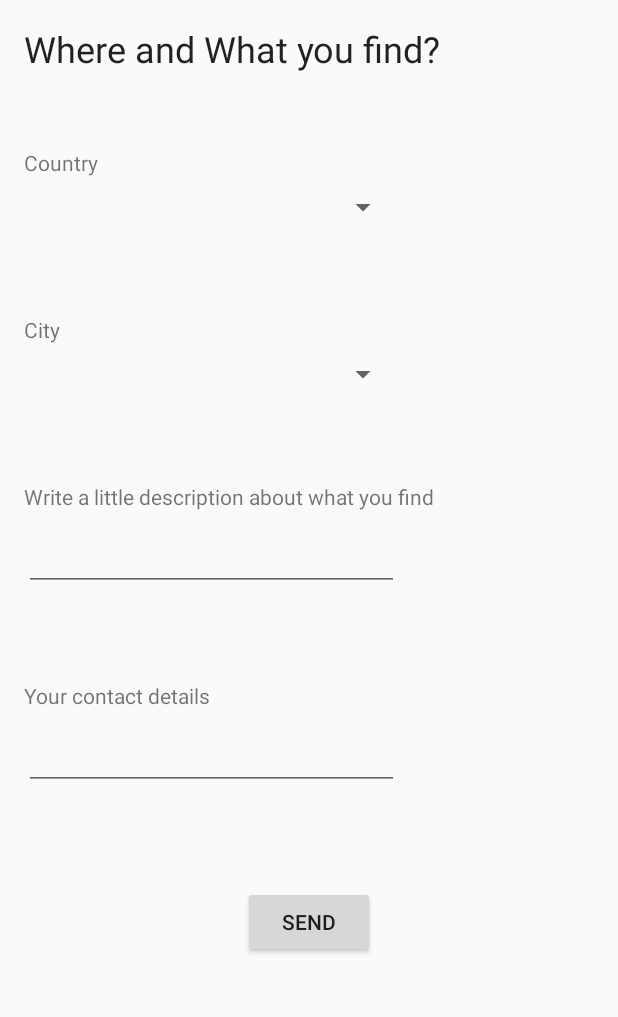
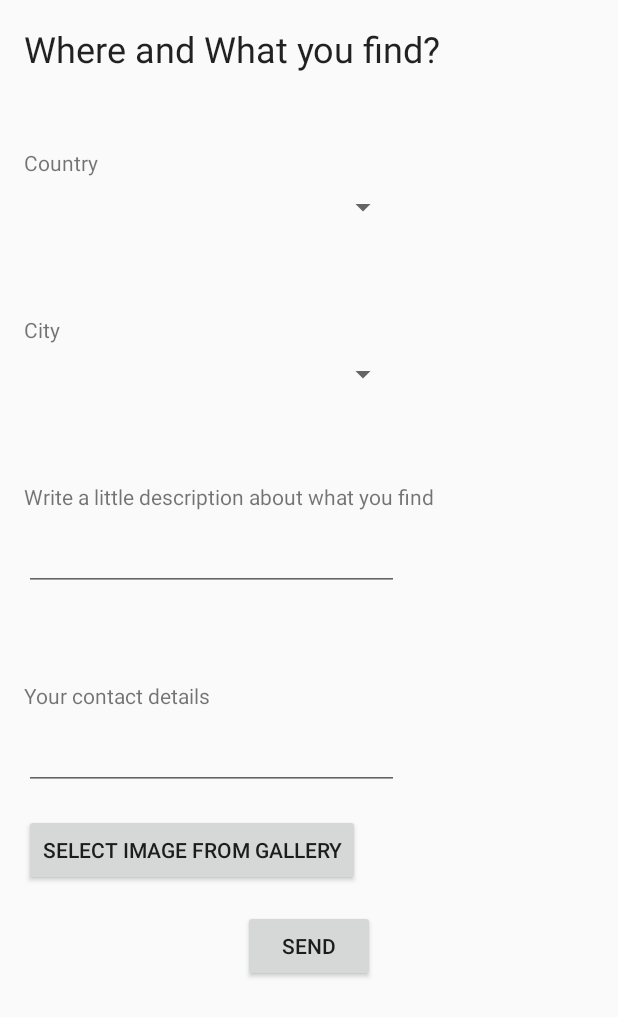
Before and after one commit to oli799/Findit, an Android app: the findActivity screen opened directly, with no data from a screen before it, after a tap on "SEND", on a phone screen of 412 x 824 dp. Shown: the top 1017 px of the screen. Run offline under Robolectric (Android 15) with nearby library versions, the phone set to English and light mode, and no system bars; our stand-ins replace Firebase (no records; nobody signed in at launch, a user with empty details on screens opened directly); 3 statements that could not run were skipped.

Commit message:
basic image upload

```diff
--- a/app/build.gradle
+++ b/app/build.gradle
@@ -28,6 +28,8 @@ dependencies {
     androidTestImplementation 'com.android.support.test.espresso:espresso-core:3.0.1'
     compile 'com.google.firebase:firebase-core:11.8.0'
     compile 'com.google.firebase:firebase-database:11.8.0'
+    compile 'com.google.firebase:firebase-storage:11.8.0'
+
     implementation 'com.github.mukeshsolanki:country-picker-android:1.2.0'
 }
 apply plugin: 'com.google.gms.google-services'
--- a/app/src/main/AndroidManifest.xml
+++ b/app/src/main/AndroidManifest.xml
@@ -4,6 +4,7 @@
 
     <uses-permission android:name="android.permission.INTERNET" />
     <uses-permission android:name="android.permission.ACCESS_NETWORK_STATE" />
+    <uses-permission android:name="android.permission.READ_EXTERNAL_STORAGE"/>
 
     <application
         android:allowBackup="true"
--- a/app/src/main/java/rdev/findit/findActivity.java
+++ b/app/src/main/java/rdev/findit/findActivity.java
@@ -4,10 +4,14 @@ import android.annotation.SuppressLint;
 import android.app.ProgressDialog;
 import android.content.Context;
 import android.content.Intent;
+import android.graphics.Bitmap;
 import android.net.ConnectivityManager;
 import android.net.NetworkInfo;
+import android.net.Uri;
 import android.os.AsyncTask;
 import android.os.Bundle;
+import android.provider.MediaStore;
+import android.support.annotation.NonNull;
 import android.support.v7.app.AppCompatActivity;
 import android.text.TextUtils;
 import android.util.Log;
@@ -16,13 +20,22 @@ import android.widget.AdapterView;
 import android.widget.ArrayAdapter;
 import android.widget.Button;
 import android.widget.EditText;
+import android.widget.ProgressBar;
 import android.widget.Spinner;
 import android.widget.SpinnerAdapter;
 import android.widget.Toast;
 
 
+import com.google.android.gms.tasks.OnCompleteListener;
+import com.google.android.gms.tasks.OnFailureListener;
+import com.google.android.gms.tasks.OnSuccessListener;
+import com.google.android.gms.tasks.Task;
 import com.google.firebase.database.DatabaseReference;
 import com.google.firebase.database.FirebaseDatabase;
+import com.google.firebase.storage.FirebaseStorage;
+import com.google.firebase.storage.OnProgressListener;
+import com.google.firebase.storage.StorageReference;
+import com.google.firebase.storage.UploadTask;
 
 import org.json.JSONArray;
 import org.json.JSONException;
@@ -38,22 +51,27 @@ import java.net.URL;
 import java.util.ArrayList;
 import java.util.Iterator;
 import java.util.List;
+import java.util.UUID;
 
 
 public class findActivity extends AppCompatActivity {
 
     private final String URL = "https://raw.githubusercontent.com/David-Haim/CountriesToCitiesJSON/master/countriesToCities.json";
+    private static final int GALERY_INTENT = 5;
 
     //VÁLTOZÓK
 
     private Spinner spinner_country;
     private Spinner spinner_city;
     private Button button_send;
+    private Button button_photo_upload;
     private EditText edittext_desc;
     private EditText edittrex_contact;
     private List<String> spinnerArray;
     private List<String> spinnerCounryArray;
     private DatabaseReference mDatabaseReference;
+    private StorageReference mStorageReference;
+    private Uri filePath;
 
 
     //VÁLTOZÓK
@@ -68,11 +86,13 @@ public class findActivity extends AppCompatActivity {
         spinner_country = (Spinner) findViewById(R.id.spinner_country);
         spinner_city = (Spinner) findViewById(R.id.spinner_city);
         button_send = (Button) findViewById(R.id.button_Send);
+        button_photo_upload = (Button) findViewById(R.id.button_select_image);
         edittext_desc = (EditText) findViewById(R.id.editText_Description);
         edittrex_contact = (EditText) findViewById(R.id.editText_Contact);
 
 
         mDatabaseReference = FirebaseDatabase.getInstance().getReference("posts");
+        mStorageReference = FirebaseStorage.getInstance().getReference();
 
 
         //SPINNER_COUNTRY_ADAPTER_FELTÖLTÉSE
@@ -132,7 +152,9 @@ public class findActivity extends AppCompatActivity {
 
                 if (InternetStatus.getInstance(getApplicationContext()).isOnline()) {
 
+                    uploadImage();
                     dataUpload();
+
 
                 } else {
 
@@ -148,10 +170,26 @@ public class findActivity extends AppCompatActivity {
             }
         });
 
-        //GOMBNYOMÁSRA AZ ADAT FELTÉTELE FIREBASE-BA
+        //GOMBNYOMÁSRA AZ ADAT KIVÁLASZTÁSA
+
+
+        button_photo_upload.setOnClickListener(new View.OnClickListener() {
+            @Override
+            public void onClick(View view) {
+
+                chooseImage();
+
+            }
+        });
+
+
+        //GOMBNYOMÁSRA AZ ADAT KIVÁLASZTÁSA
+
+
 
 
     }
+
 
     public class JSONTaskCountry extends AsyncTask<String, String, List<String>> {
 
@@ -463,5 +501,75 @@ public class findActivity extends AppCompatActivity {
         //INERNET_ELLENORZES
     }
 
+    private void chooseImage(){
+
+        Intent intent = new Intent();
+        intent.setType("image/*");
+        intent.setAction(Intent.ACTION_GET_CONTENT);
+        startActivityForResult(intent,GALERY_INTENT);
+
+    }
+
+    private void uploadImage(){
+
+        if(filePath != null){
+
+            final ProgressDialog progressDialog = new ProgressDialog(this);
+            progressDialog.setTitle("Uploading...");
+            progressDialog.show();
+
+            StorageReference ref = mStorageReference.child("images/" + UUID.randomUUID().toString());
+            ref.putFile(filePath).addOnSuccessListener(new OnSuccessListener<UploadTask.TaskSnapshot>() {
+                @Override
+                public void onSuccess(UploadTask.TaskSnapshot taskSnapshot) {
+
+                    progressDialog.dismiss();
+
+
+                }
+            }).addOnFailureListener(new OnFailureListener() {
+                @Override
+                public void onFailure(@NonNull Exception e) {
+
+                    progressDialog.dismiss();
+                    Log.d("Image","Problem with image Upload!" + e.getMessage());
+
+                }
+            }).addOnProgressListener(new OnProgressListener<UploadTask.TaskSnapshot>() {
+                @Override
+                public void onProgress(UploadTask.TaskSnapshot taskSnapshot) {
+
+
+                    double progress = (100.0 * taskSnapshot.getBytesTransferred()/taskSnapshot.getTotalByteCount());
+
+                    progressDialog.setMessage("Shared" +(int)progress + "%");
+
+                }
+            });
+
+        }
+
+    }
+
+    @Override
+    protected void onActivityResult(int requestCode, int resultCode, Intent data) {
+        super.onActivityResult(requestCode, resultCode, data);
+
+        if(requestCode == GALERY_INTENT && resultCode == RESULT_OK
+                && data != null && data.getData() != null){
+
+
+           try {
+               filePath = data.getData();
+           }catch (Exception e){
+               e.printStackTrace();
+           }
+
+        }
+
+    }
+
+
+
 
 }
--- a/app/src/main/res/layout/activity_find.xml
+++ b/app/src/main/res/layout/activity_find.xml
@@ -136,11 +136,22 @@
                     android:layout_height="wrap_content"
                     android:layout_marginEnd="8dp"
                     android:layout_marginStart="8dp"
-                    android:layout_marginTop="64dp"
+                    android:layout_marginTop="16dp"
                     android:text="@string/button"
                     app:layout_constraintEnd_toEndOf="parent"
                     app:layout_constraintStart_toStartOf="parent"
-                    app:layout_constraintTop_toBottomOf="@+id/editText_Contact"/>
+                    app:layout_constraintTop_toBottomOf="@+id/button_select_image"/>
+
+                <Button
+                    android:id="@+id/button_select_image"
+                    android:layout_width="wrap_content"
+                    android:layout_height="wrap_content"
+                    android:layout_marginStart="16dp"
+                    android:layout_marginTop="16dp"
+                    android:text="@string/photo"
+                    app:layout_constraintStart_toStartOf="parent"
+                    app:layout_constraintTop_toBottomOf="@+id/editText_Contact"
+                    android:layout_marginLeft="16dp"/>
 
 
             </android.support.constraint.ConstraintLayout>
--- a/app/src/main/res/values/strings.xml
+++ b/app/src/main/res/values/strings.xml
@@ -17,6 +17,7 @@
     <string name="description">Write a little description about what you find</string>
     <string name="contact">Your contact details</string>
     <string name="button">Send</string>
+    <string name="photo">Select image from gallery</string>
 
     <string name="toast_desc_text">You need to write something in the description field!</string>
     <string name="toast_contact_text">You need to write something in the contact field!</string>
```
